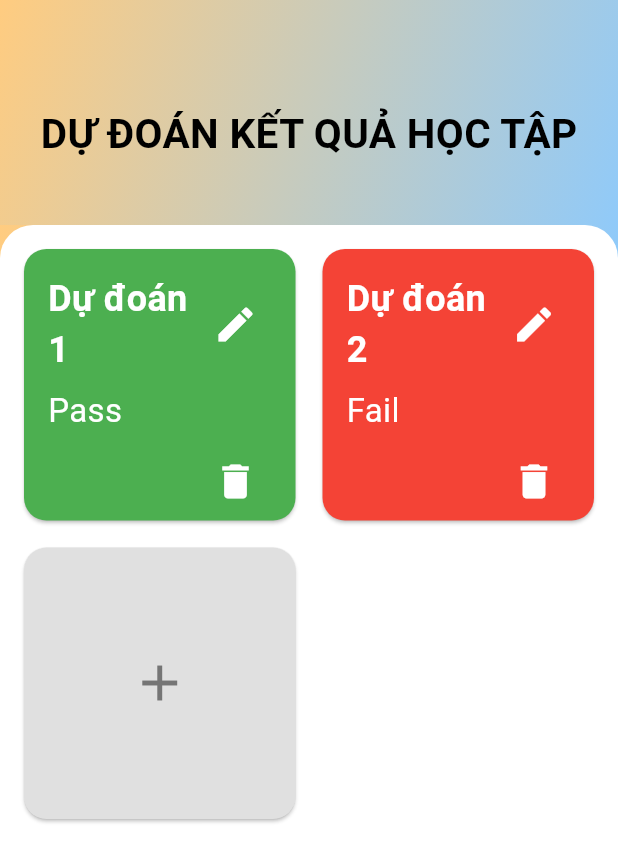
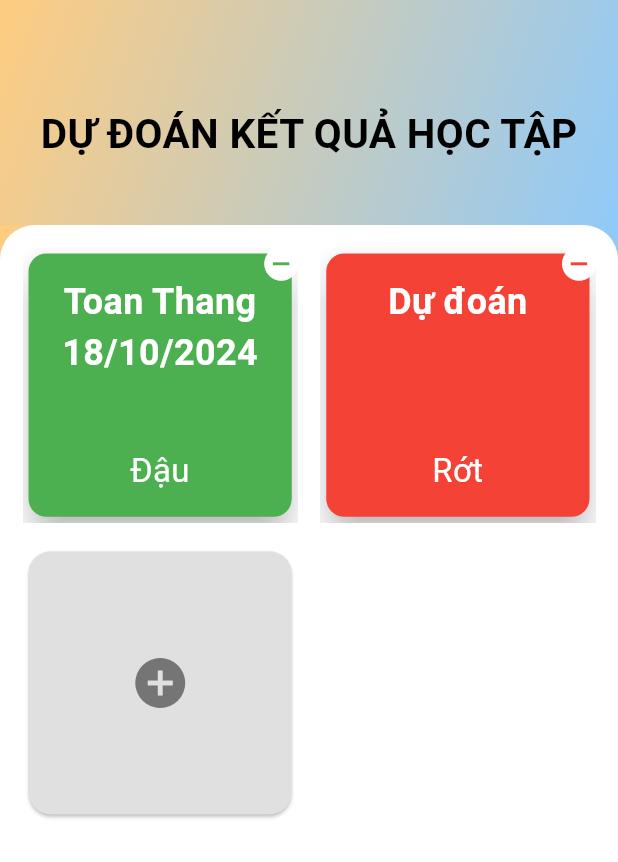
Before and after one commit to HuynhTonyy/TTTN_05_Flutter_Moblie, a Flutter app: the screen it shows after launch, on a phone screen of 412 x 824 dp. Shown: the top 862 px of the screen. Run offline on Flutter 3.47's test engine with Material 3 defaults, Android fonts, the light colour scheme and no system bars.

Commit message:
Update homeScreen
Add navigator,
Adjust Layout

```diff
--- a/lib/Screens/homeScreen.dart
+++ b/lib/Screens/homeScreen.dart
@@ -1,5 +1,5 @@
 import 'package:flutter/material.dart';
-
+import 'predictionScreen.dart';
 
 class HomeScreen extends StatelessWidget {
   @override
@@ -13,8 +13,7 @@ class HomeScreen extends StatelessWidget {
 
 class HomeAppBar extends StatelessWidget implements PreferredSizeWidget {
   @override
-  Size get preferredSize =>
-      Size.fromHeight(150.0); // Set the height of the AppBar
+  Size get preferredSize => Size.fromHeight(150.0);
   @override
   Widget build(BuildContext context) {
     return AppBar(
@@ -27,7 +26,8 @@ class HomeAppBar extends StatelessWidget implements PreferredSizeWidget {
           ),
         ),
         child: Align(
-          alignment: Alignment(0, 0.25), // Change the vertical alignment to lower the text
+          alignment: Alignment(
+              0, 0.25), // Change the vertical alignment to lower the text
           child: Text(
             'DỰ ĐOÁN KẾT QUẢ HỌC TẬP',
             style: TextStyle(
@@ -43,6 +43,11 @@ class HomeAppBar extends StatelessWidget implements PreferredSizeWidget {
 }
 
 class HomeBody extends StatelessWidget {
+  String predictionTitle1 = 'Toan Thang 18/10/2024',
+      predictionTitle2 = 'Dự đoán',
+      predictionResult1 = 'Đậu',
+      predictionResult2 = 'Rớt';
+
   @override
   Widget build(BuildContext context) {
     return Container(
@@ -58,27 +63,34 @@ class HomeBody extends StatelessWidget {
           Expanded(
             child: Container(
               decoration: BoxDecoration(
-                color: Colors.white, // Background color for the body
+                color: Colors.white,
                 borderRadius: BorderRadius.vertical(
-                  top: Radius.circular(22.0), // Only round top corners
+                  top: Radius.circular(23.0),
                 ),
               ),
               child: GridView.count(
                 crossAxisCount: 2,
-                crossAxisSpacing: 10.0,
-                mainAxisSpacing: 10.0,
-                padding:
-                    EdgeInsets.all(12.0), // Optional padding around the grid
+                crossAxisSpacing: 15.0,
+                mainAxisSpacing: 15.0,
+                padding: EdgeInsets.all(15.0),
                 children: [
                   PredictionCard(
-                    title: 'Dự đoán 1',
-                    subtitle: 'Pass',
+                    title: predictionTitle1,
+                    subtitle: predictionResult1,
                     color: Colors.green,
+                    onTap: () {
+                      _showPopup(context, predictionTitle1, predictionResult1);
+                    },
+                    onRemove: () {},
                   ),
                   PredictionCard(
-                    title: 'Dự đoán 2',
-                    subtitle: 'Fail',
+                    title: predictionTitle2,
+                    subtitle: predictionResult2,
                     color: Colors.red,
+                    onTap: () {
+                      _showPopup(context, predictionTitle2, predictionResult2);
+                    },
+                    onRemove: () {},
                   ),
                   AddPredictionCard(),
                 ],
@@ -95,30 +107,39 @@ class PredictionCard extends StatelessWidget {
   final String title;
   final String subtitle;
   final Color color;
+  final VoidCallback onTap;
+  final VoidCallback onRemove;
 
   PredictionCard({
     required this.title,
     required this.subtitle,
     required this.color,
+    required this.onTap,
+    required this.onRemove,
   });
 
   @override
   Widget build(BuildContext context) {
-    return Card(
+    return Stack(
+      alignment:
+          Alignment.topRight,
+      children: [
+        InkWell(
+          onTap: onTap,
+          child: Card(
             color: color,
             shape: RoundedRectangleBorder(
-        borderRadius: BorderRadius.circular(15.0),
+              borderRadius: BorderRadius.circular(12.0),
             ),
+            elevation: 10.0,
             child: Padding(
-        padding: const EdgeInsets.all(16.0),
+              padding: const EdgeInsets.all(15.0),
               child: Column(
-          crossAxisAlignment: CrossAxisAlignment.start,
-          mainAxisAlignment: MainAxisAlignment.spaceBetween,
+                mainAxisSize: MainAxisSize.min,
+                crossAxisAlignment: CrossAxisAlignment.center,
                 children: [
-            Row(
-              mainAxisAlignment: MainAxisAlignment.spaceBetween,
-              children: [
-                Expanded(
+                  Align(
+                    alignment: Alignment.center,
                     child: Text(
                       title,
                       style: TextStyle(
@@ -126,35 +147,35 @@ class PredictionCard extends StatelessWidget {
                         color: Colors.white,
                         fontWeight: FontWeight.bold,
                       ),
+                      textAlign: TextAlign.center,
                     ),
                   ),
-                IconButton(
-                  icon: Icon(Icons.edit, color: Colors.white),
-                  iconSize: 30.0,
-                  onPressed: () {},
-                ),
-              ],
-            ),
-            SizedBox(height: 8), // Space between title and subtitle
-            Text(
+                  Spacer(), // Space to push the subtitle down
+                  Align(
+                    alignment: Alignment.center,
+                    child: Text(
                       subtitle,
                       style: TextStyle(
                         fontSize: 22,
                         color: Colors.white,
                       ),
-            ),
-            SizedBox(height: 8), // Space before the delete button
-            Align(
-              alignment: Alignment.centerRight,
-              child: IconButton(
-                icon: Icon(Icons.delete, color: Colors.white),
-                iconSize: 30.0,
-                onPressed: () {},
+                      textAlign: TextAlign.center,
                     ),
                   ),
                 ],
               ),
             ),
+          ),
+        ),
+        Positioned(
+          top: -13, // Adjusts the vertical position of the button
+          right: -13, // Adjusts the horizontal position of the button
+          child: IconButton(
+            icon: Icon(Icons.remove_circle, color: Colors.white, size: 27),
+            onPressed: onRemove,
+          ),
+        ),
+      ],
     );
   }
 }
@@ -162,17 +183,49 @@ class PredictionCard extends StatelessWidget {
 class AddPredictionCard extends StatelessWidget {
   @override
   Widget build(BuildContext context) {
-    return Card(
+    return InkWell(
+      onTap: () {
+        Navigator.pushNamed(context, '/predictionScreen');
+      },
+      child: Card(
         color: Colors.grey.shade300,
         shape: RoundedRectangleBorder(
           borderRadius: BorderRadius.circular(15.0),
         ),
         child: Center(
-        child: IconButton(
-          icon: Icon(Icons.add, size: 40, color: Colors.grey.shade600),
-          onPressed: () {},
+          child: Icon(
+            Icons.add_circle_sharp,
+            size: 40,
+            color: Colors.grey.shade600,
+          ),
         ),
       ),
     );
   }
 }
+
+void _showPopup(BuildContext context, String predictionTitle, String message) {
+  showDialog(
+    context: context,
+    builder: (BuildContext context) {
+      return AlertDialog(
+        title: Text(predictionTitle),
+        content: Text(message),
+        actions: <Widget>[
+          TextButton(
+            child: Text('Cancel'),
+            onPressed: () {
+              Navigator.of(context).pop();
+            },
+          ),
+          TextButton(
+            child: Text('OK'),
+            onPressed: () {
+              Navigator.of(context).pop();
+            },
+          ),
+        ],
+      );
+    },
+  );
+}
--- a/lib/main.dart
+++ b/lib/main.dart
@@ -1,6 +1,7 @@
 import 'package:flutter/material.dart';
+import 'package:tttn_05_flutter_mobile/Screens/predictionScreen.dart';
 import 'Screens/homeScreen.dart';
-import 'Screens/predictionScreen.dart';
+// import 'Screens/predictionScreen.dart';
 void main() {
   runApp(MyApp());
 }
@@ -10,6 +11,10 @@ class MyApp extends StatelessWidget {
   Widget build(BuildContext context) {
     return MaterialApp(
       home: HomeScreen(),
+      routes: {
+        '/predictionScreen':(context) => PredictionScreen(),
+        '/homeScreen':(context) => HomeScreen(),
+      },
     );
   }
 }
```
Lines whose indentation alone changed are shown as unchanged.
